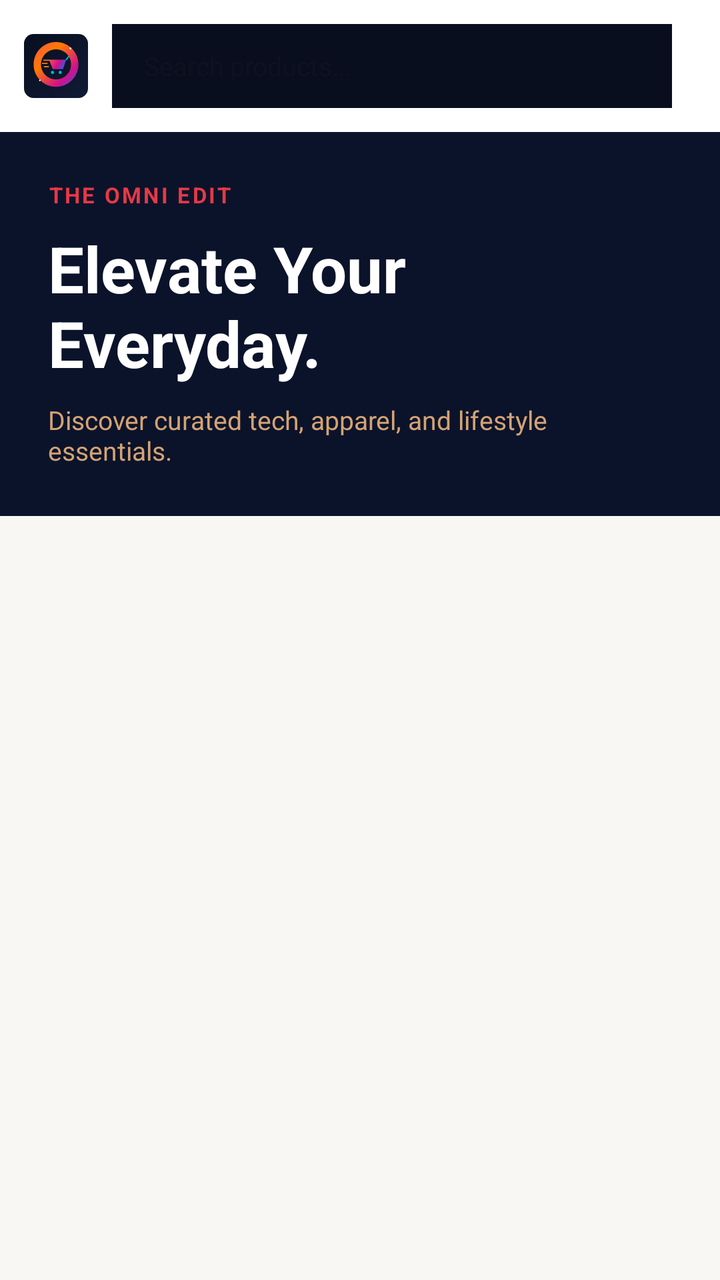
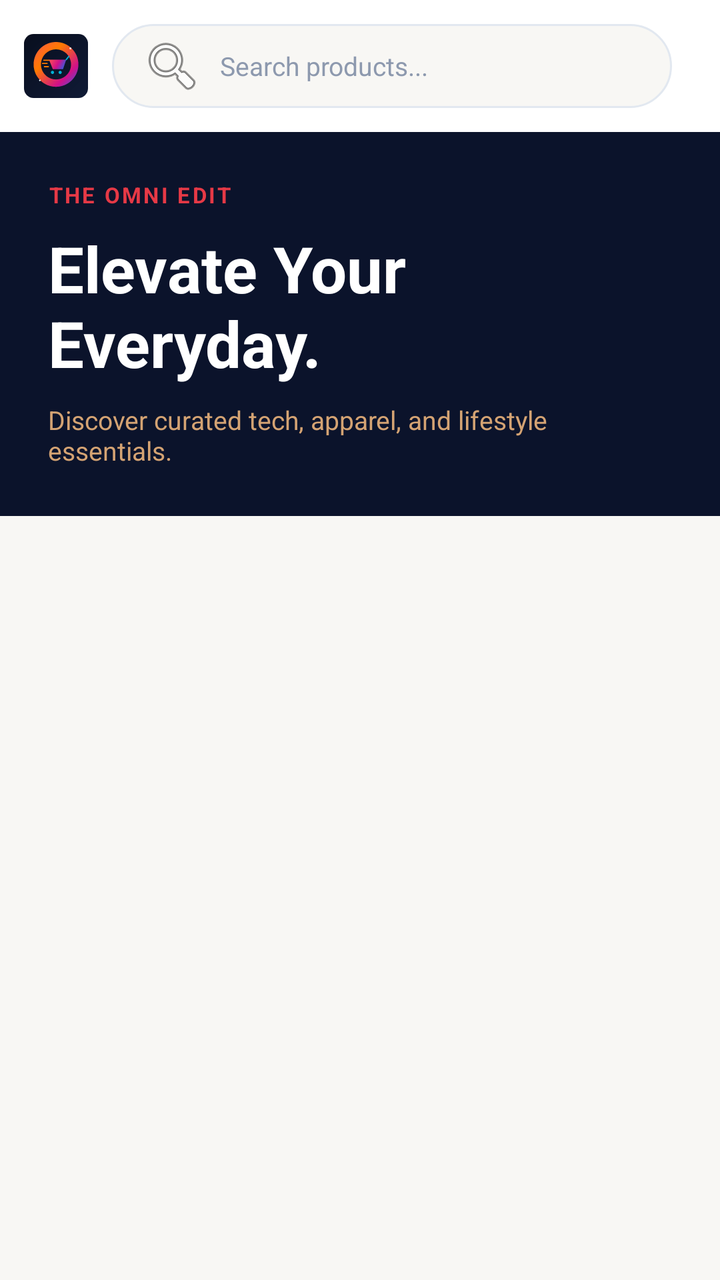

Compare the two renders of this Android layout. The source of the first and the diff that turns it into the second are given below.
<!-- AndroidManifest.xml: application theme Theme.OmniEcommercePlatform -->
<!-- res/layout/fragment_home.xml -->
<?xml version="1.0" encoding="utf-8"?>
<LinearLayout xmlns:android="http://schemas.android.com/apk/res/android"
    android:layout_width="match_parent"
    android:layout_height="match_parent"
    android:background="#F8F7F4"
    android:orientation="vertical">

    
    <RelativeLayout
        android:layout_width="match_parent"
        android:layout_height="wrap_content"
        android:background="#FFFFFF"
        android:padding="12dp">

        <ImageView
            android:id="@+id/imgHeaderLogo"
            android:layout_width="32dp"
            android:layout_height="32dp"
            android:layout_centerVertical="true"
            android:contentDescription="Logo"
            android:src="@drawable/ic_omni_logo" />

        <EditText
            android:id="@+id/etSearch"
            android:layout_width="match_parent"
            android:layout_height="42dp"
            android:layout_centerVertical="true"
            android:layout_marginHorizontal="12dp"
            android:layout_toEndOf="@id/imgHeaderLogo"
            android:background="@drawable/ic_launcher_background"
            android:hint="Search products..."
            android:paddingHorizontal="16dp"
            android:textSize="13sp" />
    </RelativeLayout>

    <androidx.core.widget.NestedScrollView
        android:layout_width="match_parent"
        android:layout_height="match_parent">

        <LinearLayout
            android:layout_width="match_parent"
            android:layout_height="wrap_content"
            android:orientation="vertical">

            
            <LinearLayout
                android:layout_width="match_parent"
                android:layout_height="wrap_content"
                android:background="#0B132B"
                android:orientation="vertical"
                android:padding="24dp">

                <TextView
                    android:layout_width="wrap_content"
                    android:layout_height="wrap_content"
                    android:letterSpacing="0.1"
                    android:text="THE OMNI EDIT"
                    android:textColor="#E63946"
                    android:textSize="11sp"
                    android:textStyle="bold" />

                <TextView
                    android:layout_width="wrap_content"
                    android:layout_height="wrap_content"
                    android:layout_marginTop="8dp"
                    android:text="Elevate Your Everyday."
                    android:textColor="#FFFFFF"
                    android:textSize="32sp"
                    android:textStyle="bold" />

                <TextView
                    android:layout_width="wrap_content"
                    android:layout_height="wrap_content"
                    android:layout_marginTop="8dp"
                    android:text="Discover curated tech, apparel, and lifestyle essentials."
                    android:textColor="#D4A373"
                    android:textSize="13sp" />
            </LinearLayout>

            
            <androidx.recyclerview.widget.RecyclerView
                android:id="@+id/rvCategories"
                android:layout_width="match_parent"
                android:layout_height="wrap_content"
                android:orientation="horizontal"
                android:padding="12dp" />

            
            <androidx.recyclerview.widget.RecyclerView
                android:id="@+id/rvProducts"
                android:layout_width="match_parent"
                android:layout_height="wrap_content"
                android:padding="8dp" />
        </LinearLayout>
    </androidx.core.widget.NestedScrollView>
</LinearLayout>
<!-- resources referenced by this layout -->
<resources>
  <!-- drawable ic_launcher_background (drawable) -->
  <?xml version="1.0" encoding="utf-8"?>
  <vector xmlns:android="http://schemas.android.com/apk/res/android"
      android:width="108dp"
      android:height="108dp"
      android:viewportWidth="108"
      android:viewportHeight="108">
      
      <path
          android:fillColor="#080E1E"
          android:pathData="M0,0h108v108h-108z" />
  </vector>
  <!-- drawable ic_omni_logo: vector/xml drawable (drawable, 3261 chars, omitted) -->
  <style name="Theme.OmniEcommercePlatform" parent="Base.Theme.OmniEcommercePlatform" />
  <style name="Base.Theme.OmniEcommercePlatform" parent="Theme.Material3.DayNight.NoActionBar">
          
          
      </style>
</resources>

<!-- the commit's change to res/layout/fragment_home.xml (unified diff, before → after) -->
@@ -27,9 +27,13 @@
             android:layout_centerVertical="true"
             android:layout_marginHorizontal="12dp"
             android:layout_toEndOf="@id/imgHeaderLogo"
-            android:background="@drawable/ic_launcher_background"
+            android:background="@drawable/bg_search_input"
+            android:drawableStart="@android:drawable/ic_menu_search"
+            android:drawablePadding="8dp"
             android:hint="Search products..."
-            android:paddingHorizontal="16dp"
+            android:paddingHorizontal="14dp"
+            android:textColor="#1C1D21"
+            android:textColorHint="#8D99AE"
             android:textSize="13sp" />
     </RelativeLayout>
 
<!-- resource entries referenced after the edit -->
@@ -1,17 +1,13 @@
 <!-- resources referenced by this layout -->
 <resources>
-  <!-- drawable ic_launcher_background (drawable) -->
+  <!-- drawable bg_search_input (drawable) -->
   <?xml version="1.0" encoding="utf-8"?>
-  <vector xmlns:android="http://schemas.android.com/apk/res/android"
-      android:width="108dp"
-      android:height="108dp"
-      android:viewportWidth="108"
-      android:viewportHeight="108">
-      
-      <path
-          android:fillColor="#080E1E"
-          android:pathData="M0,0h108v108h-108z" />
-  </vector>
+  <shape xmlns:android="http://schemas.android.com/apk/res/android"
+      android:shape="rectangle">
+      <solid android:color="#F8F7F4" />
+      <stroke android:width="1dp" android:color="#E2E8F0" />
+      <corners android:radius="22dp" />
+  </shape>
   <!-- drawable ic_omni_logo: vector/xml drawable (drawable, 3261 chars, omitted) -->
   <style name="Theme.OmniEcommercePlatform" parent="Base.Theme.OmniEcommercePlatform" />
   <style name="Base.Theme.OmniEcommercePlatform" parent="Theme.Material3.DayNight.NoActionBar">
